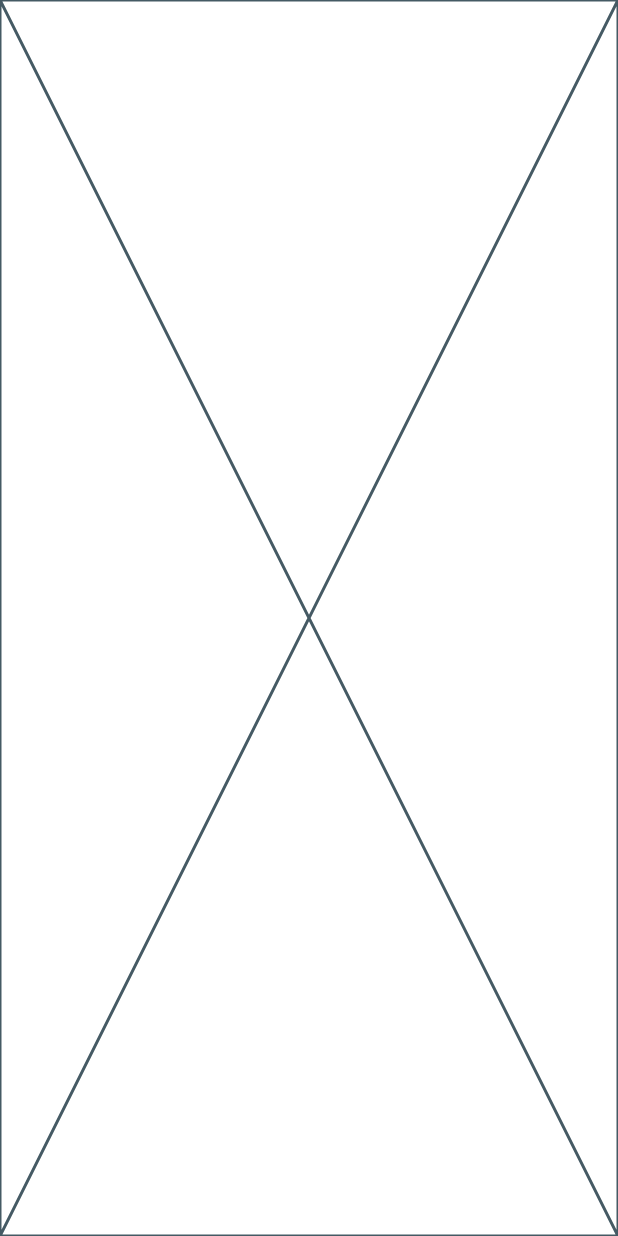
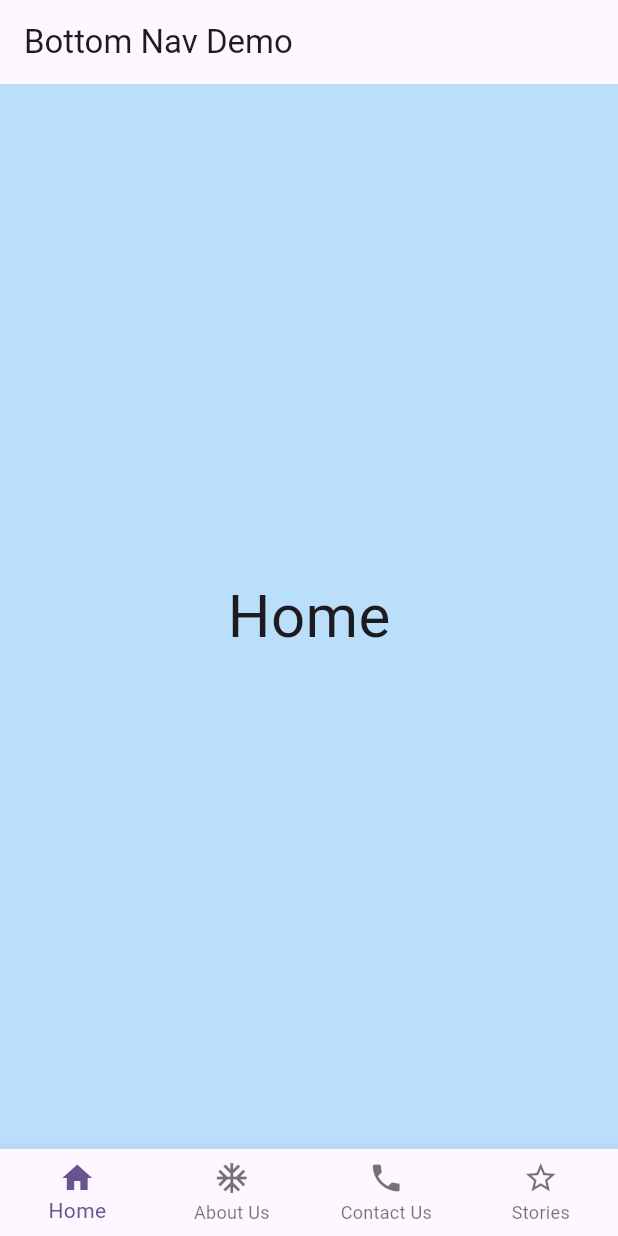
Before and after one commit to abidroid/sbbwu_bottom_nav, a Flutter app: the screen it shows after launch, on a phone screen of 412 x 824 dp. Run offline on Flutter 3.47's test engine with Material 3 defaults, Android fonts, the phone set to English and light mode, and no system bars.

Commit message:
bottom nav done

```diff
--- a/lib/pages/home_page.dart
+++ b/lib/pages/home_page.dart
@@ -0,0 +1,18 @@
+import 'package:flutter/material.dart';
+
+class HomePage extends StatelessWidget {
+  const HomePage({super.key});
+
+  @override
+  Widget build(BuildContext context) {
+    return Container(
+      color: Colors.blue[100],
+      child: const Center(
+        child: Text(
+          'Home',
+          style: TextStyle(fontSize: 40),
+        ),
+      ),
+    );
+  }
+}
--- a/lib/parent_screen.dart
+++ b/lib/parent_screen.dart
@@ -1,6 +1,8 @@
-
-
 import 'package:flutter/material.dart';
+import 'package:sbbwu_bottom_nav/pages/about_us_page.dart';
+import 'package:sbbwu_bottom_nav/pages/contact_us_page.dart';
+import 'package:sbbwu_bottom_nav/pages/home_page.dart';
+import 'package:sbbwu_bottom_nav/pages/success_stories_page.dart';
 
 class ParentScreen extends StatefulWidget {
   const ParentScreen({super.key});
@@ -10,8 +12,41 @@ class ParentScreen extends StatefulWidget {
 }
 
 class _ParentScreenState extends State<ParentScreen> {
+
+  // state variable
+  int selectedIndex = 0;
+
+  List<Widget> pages = [
+    const HomePage(),
+    const AboutUsPage(),
+    const ContactUsPage(),
+    const SuccessStoriesPage(),
+  ];
+
   @override
   Widget build(BuildContext context) {
-    return const Placeholder();
+    return Scaffold(
+      bottomNavigationBar: BottomNavigationBar(
+        type: BottomNavigationBarType.fixed,
+
+        currentIndex: selectedIndex,
+        onTap: (index){
+          setState(() {
+            selectedIndex = index;
+          });
+        },
+        items: [
+          BottomNavigationBarItem(icon: Icon(Icons.home), label: 'Home'),
+          BottomNavigationBarItem(icon: Icon(Icons.ac_unit_sharp), label: 'About Us'),
+          BottomNavigationBarItem(icon: Icon(Icons.phone), label: 'Contact Us'),
+          BottomNavigationBarItem(icon: Icon(Icons.star_outline), label: 'Stories'),
+        ],
+      ),
+      appBar: AppBar(
+        title: const Text('Bottom Nav Demo'),
+      ),
+
+      body: pages[selectedIndex],
+    );
   }
 }
```
Also changed, not shown: lib/pages/about_us_page.dart (+18 -0 lines), lib/pages/contact_us_page.dart (+18 -0 lines), lib/pages/success_stories_page.dart (+18 -0 lines).
